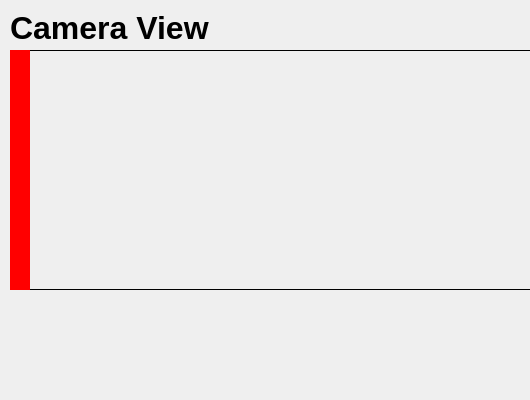
saikinsklims/TOFCam, file TOF_Imager.ui: the form before one commit; both pictures show x 0 to 530 and y 0 to 400 of the 1030 by 400 pixel window.
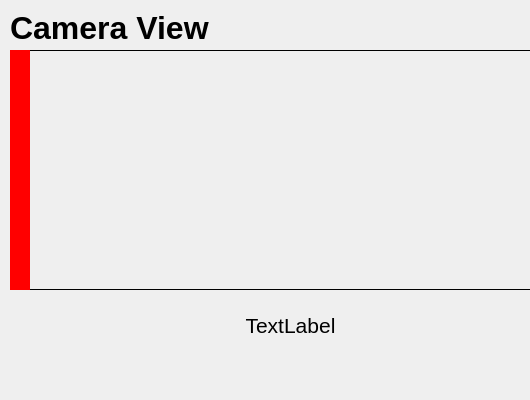
The form after the commit.

Commit message: calculation and display of height

What changed in the file:
```diff
--- a/TOF_Imager.ui
+++ b/TOF_Imager.ui
@@ -305,6 +305,27 @@
      <enum>Qt::Vertical</enum>
     </property>
    </widget>
+   <widget class="QLabel" name="height_label">
+    <property name="geometry">
+     <rect>
+      <x>200</x>
+      <y>300</y>
+      <width>181</width>
+      <height>51</height>
+     </rect>
+    </property>
+    <property name="font">
+     <font>
+      <pointsize>16</pointsize>
+     </font>
+    </property>
+    <property name="text">
+     <string>TextLabel</string>
+    </property>
+    <property name="alignment">
+     <set>Qt::AlignCenter</set>
+    </property>
+   </widget>
   </widget>
   <widget class="QStatusBar" name="statusbar"/>
  </widget>
```
The commit also changes 1 other file.
